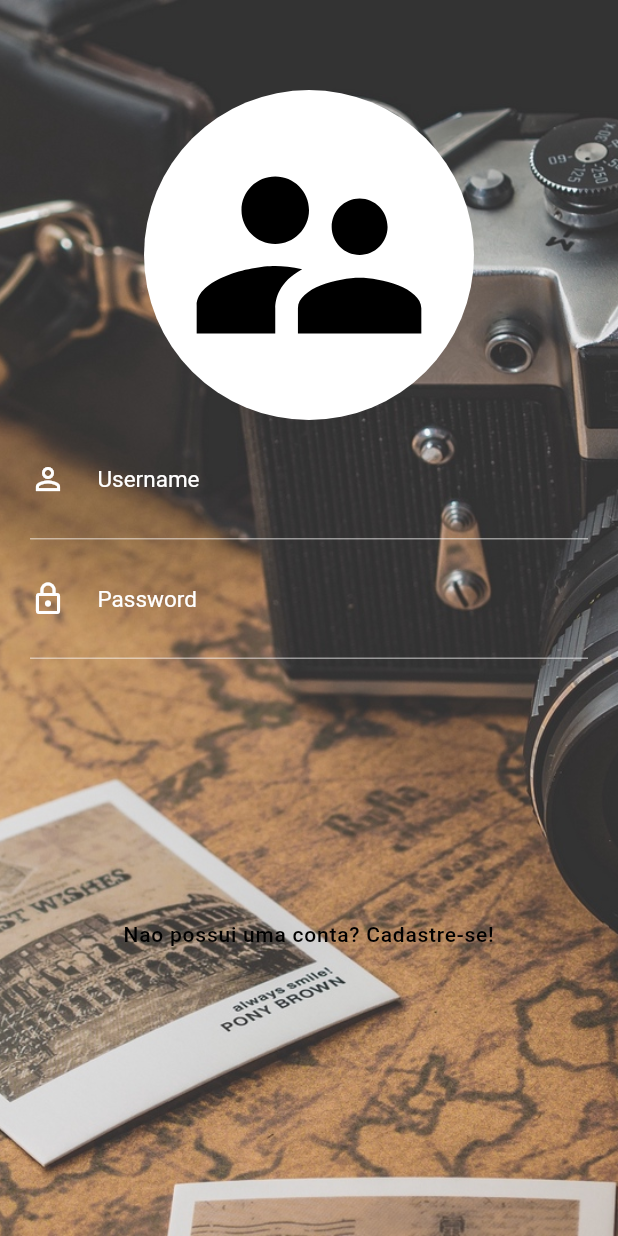
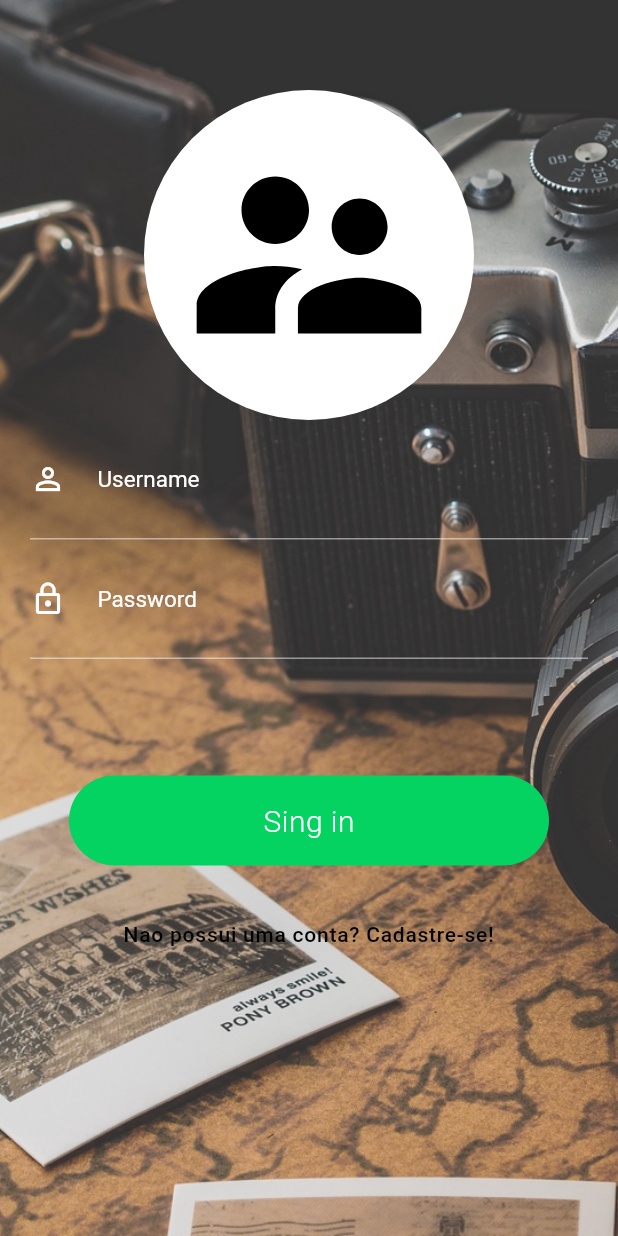
Before and after one commit to IuriKintschev/animation-flutter, a Flutter app: the screen it shows after launch, on a phone screen of 412 x 824 dp. Run offline on Flutter 3.47's test engine with Material 2 defaults, Android fonts, the phone set to English and light mode, and no system bars.

Commit message:
animaçao curva botao sing in

```diff
--- a/lib/screens/login/login_screen.dart
+++ b/lib/screens/login/login_screen.dart
@@ -1,3 +1,4 @@
+import 'package:animation_for_login_the_list/screens/login/widgets/stegger_animation.dart';
 import 'package:flutter/material.dart';
 
 class LoginScreen extends StatefulWidget {
@@ -5,7 +6,26 @@ class LoginScreen extends StatefulWidget {
   _LoginScreenState createState() => _LoginScreenState();
 }
 
-class _LoginScreenState extends State<LoginScreen> {
+class _LoginScreenState extends State<LoginScreen>
+    with SingleTickerProviderStateMixin {
+  AnimationController _animationController;
+
+  @override
+  void initState() {
+    super.initState();
+
+    _animationController = new AnimationController(
+      vsync: this,
+      duration: Duration(seconds: 2),
+    );
+  }
+
+  @override
+  void dispose() {
+    _animationController.dispose();
+    super.dispose();
+  }
+
   @override
   Widget build(BuildContext context) {
     return Scaffold(
@@ -20,6 +40,7 @@ class _LoginScreenState extends State<LoginScreen> {
           padding: EdgeInsets.zero,
           children: <Widget>[
             Stack(
+              alignment: Alignment.bottomCenter,
               children: <Widget>[
                 Column(
                   children: <Widget>[
@@ -77,6 +98,9 @@ class _LoginScreenState extends State<LoginScreen> {
                     ),
                   ],
                 ),
+                SteggerAnimation(
+                  controller: _animationController.view,
+                ),
               ],
             ),
           ],
--- /dev/null
+++ b/lib/screens/login/widgets/stegger_animation.dart
@@ -0,0 +1,78 @@
+import 'package:flutter/material.dart';
+
+class SteggerAnimation extends StatelessWidget {
+  final AnimationController controller;
+
+  SteggerAnimation({this.controller})
+      : buttonSqueeze = CurvedAnimation(
+          parent: controller,
+          curve: Curves.bounceOut,
+        );
+  // : buttonSqueeze = new Tween(
+  //     begin: 320.0,
+  //     end: 60.0,
+  //   ).animate(
+  //     CurvedAnimation(
+  //       parent: controller,
+  //       curve: Interval(0.0, 0.150),
+  //     ),
+  //   );
+  final elasticAnimation = Tween(
+    begin: 320.0,
+    end: 60.0,
+  );
+
+  final Animation<double> buttonSqueeze;
+
+  Widget _buildAnimation(BuildContext context, Widget child) {
+    return Container(
+      padding: EdgeInsets.only(
+        bottom: 70,
+      ),
+      child: InkWell(
+        onTap: () {
+          controller.forward();
+        },
+        child: Container(
+          width: elasticAnimation.evaluate(buttonSqueeze),
+          height: 60,
+          alignment: Alignment.center,
+          decoration: BoxDecoration(
+            color: Color.fromRGBO(4, 211, 97, 1.0),
+            borderRadius: BorderRadius.all(
+              Radius.circular(30),
+            ),
+          ),
+          child: _buildInside(context),
+        ),
+      ),
+    );
+  }
+
+  Widget _buildInside(BuildContext context) {
+    if (elasticAnimation.evaluate(buttonSqueeze) > 160) {
+      return Text(
+        "Sing in",
+        style: TextStyle(
+          color: Colors.white,
+          fontSize: 20,
+          fontWeight: FontWeight.w300,
+          letterSpacing: 0.3,
+        ),
+      );
+    } else {
+      return CircularProgressIndicator(
+        valueColor: AlwaysStoppedAnimation<Color>(Colors.white),
+        strokeWidth: 1.0,
+      );
+    }
+  }
+
+  @override
+  Widget build(BuildContext context) {
+    return AnimatedBuilder(
+      builder: _buildAnimation,
+      animation: controller,
+    );
+  }
+}
```
